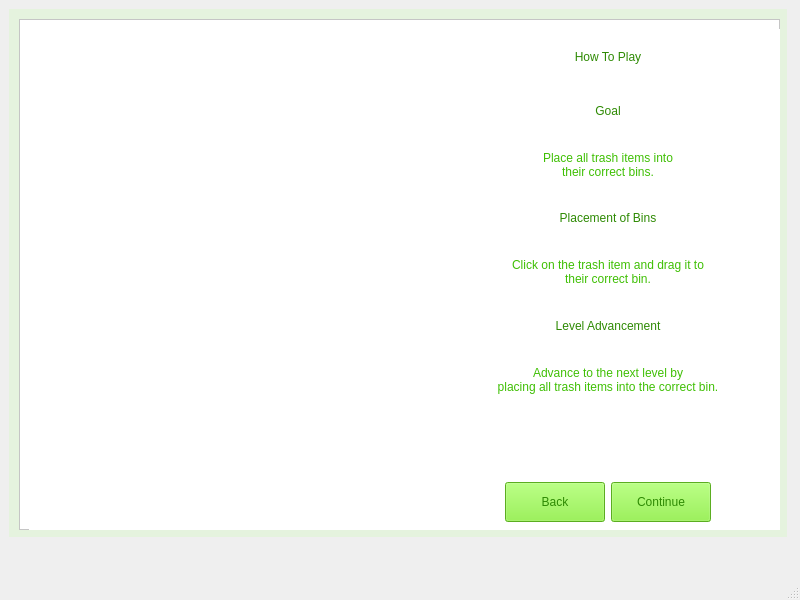
Qt form EducationalApp/view.ui (ibertagnolli/Recycling-Educational-Game) before a commit.
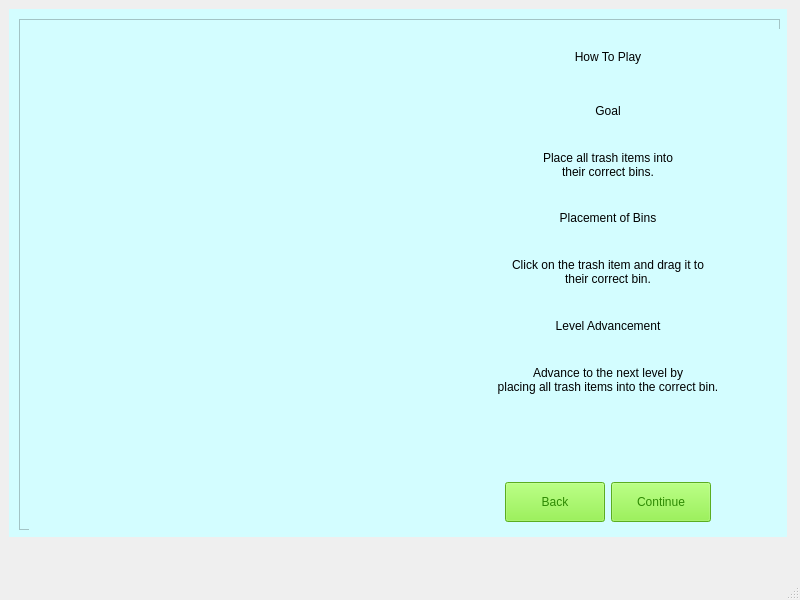
The same form after that commit. Icons and pictures are not drawn.

```diff
--- a/EducationalApp/view.ui
+++ b/EducationalApp/view.ui
@@ -75,8 +75,12 @@
          <height>528</height>
         </size>
        </property>
+       <property name="autoFillBackground">
+        <bool>false</bool>
+       </property>
        <property name="styleSheet">
-        <string notr="true">background-color: rgba(195, 255, 165, 60);</string>
+        <string notr="true">background-color: rgb(211, 253, 255);
+</string>
        </property>
        <widget class="QFrame" name="frame">
         <property name="geometry">
@@ -88,7 +92,7 @@
          </rect>
         </property>
         <property name="styleSheet">
-         <string notr="true">background-color: rgb(255, 255, 255);</string>
+         <string notr="true"/>
         </property>
         <property name="frameShape">
          <enum>QFrame::StyledPanel</enum>
@@ -115,7 +119,8 @@
              </size>
             </property>
             <property name="styleSheet">
-             <string notr="true">background-image: url(&quot;/Users/vista/Desktop/frog.png&quot;)</string>
+             <string notr="true">background-image: url(&quot;/Users/vista/Desktop/frog.png&quot;);
+background-color: rgba( 255, 255, 255, 0%);</string>
             </property>
             <property name="text">
              <string/>
@@ -128,7 +133,7 @@
              <widget class="QLabel" name="label_6">
               <property name="styleSheet">
                <string notr="true">font: 12pt &quot;Helvetica&quot;;
-color: rgba(63, 191, 4 ,255);</string>
+color: rgb(0, 0, 0);</string>
               </property>
               <property name="text">
                <string>Advance to the next level by 
@@ -143,7 +148,8 @@
              <widget class="QLabel" name="HowToPlayLabel">
               <property name="styleSheet">
                <string notr="true">font: 700 20pt &quot;Georgia&quot;;
-color: rgb(46, 138, 3);</string>
+color: rgb(0, 0, 0);
+background-color: rgba( 255, 255, 255, 0%);</string>
               </property>
               <property name="text">
                <string>How To Play</string>
@@ -163,7 +169,8 @@
               </property>
               <property name="styleSheet">
                <string notr="true">font: 16pt &quot;Helvetica&quot;;
-color: rgb(46, 138, 3);</string>
+color: rgb(0, 0, 0);
+</string>
               </property>
               <property name="text">
                <string>Level Advancement</string>
@@ -183,6 +190,9 @@
                   <height>16777215</height>
                  </size>
                 </property>
+                <property name="styleSheet">
+                 <string notr="true">background-color: rgba( 255, 255, 255, 0%);</string>
+                </property>
                 <property name="text">
                  <string/>
                 </property>
@@ -256,7 +266,7 @@
               </property>
               <property name="styleSheet">
                <string notr="true">font: 16pt &quot;Helvetica&quot;;
-color: rgb(46, 138, 3);</string>
+color: rgb(0, 0, 0);</string>
               </property>
               <property name="text">
                <string>Placement of Bins</string>
@@ -270,7 +280,7 @@
              <widget class="QLabel" name="label_3">
               <property name="styleSheet">
                <string notr="true">font: 12pt &quot;Helvetica&quot;;
-color: rgba(63, 191, 4 ,255);</string>
+color: rgb(0, 0, 0);</string>
               </property>
               <property name="text">
                <string>Place all trash items into 
@@ -291,7 +301,7 @@
               </property>
               <property name="styleSheet">
                <string notr="true">font: 16pt &quot;Helvetica&quot;;
-color: rgb(46, 138, 3);</string>
+color: rgb(0, 0, 0);</string>
               </property>
               <property name="text">
                <string>Goal</string>
@@ -305,7 +315,7 @@
              <widget class="QLabel" name="label_4">
               <property name="styleSheet">
                <string notr="true">font: 12pt &quot;Helvetica&quot;;
-color: rgba(63, 191, 4 ,255);</string>
+color: rgb(0, 0, 0);</string>
               </property>
               <property name="text">
                <string>Click on the trash item and drag it to 
```
Left out of the diff: 2 changed lines with no effect on the pictures.
